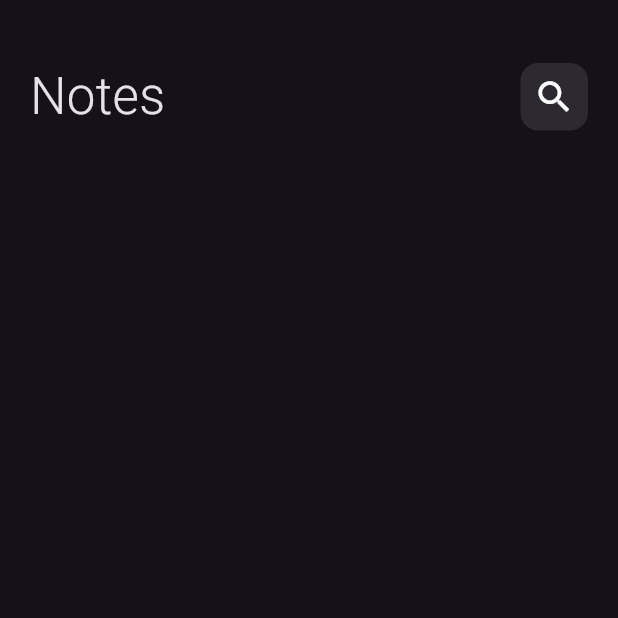
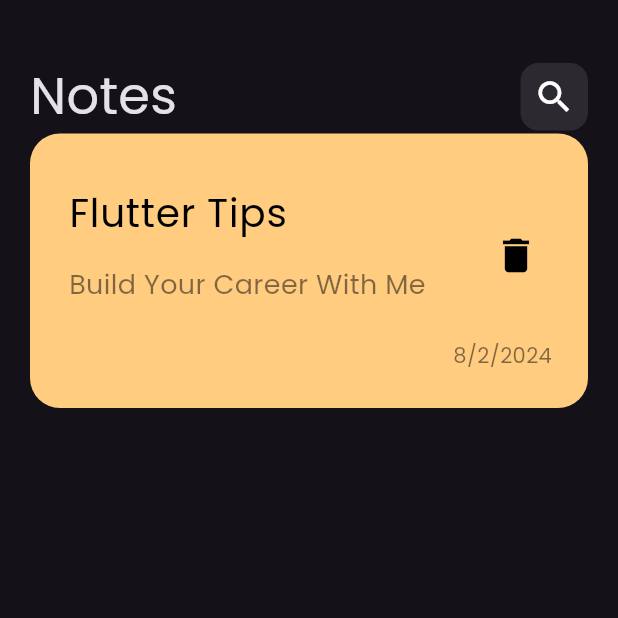
Before and after one commit to MahmoudAbdelshafey/NotesApp, a Flutter app: the screen it shows after launch, on a phone screen of 412 x 824 dp, the top half of it. Run offline on Flutter 3.47's test engine with Material 3 defaults, Android fonts, the phone set to English and light mode, and no system bars.

Commit message:
Second Day

```diff
--- /dev/null
+++ b/lib/Views/HomeView/widgets/Custom_Note_Item.dart
@@ -0,0 +1,60 @@
+import 'package:flutter/material.dart';
+
+class CustomNoteItem extends StatelessWidget {
+  const CustomNoteItem({super.key});
+
+  @override
+  Widget build(BuildContext context) {
+    return Container(
+      padding: const EdgeInsets.only(
+          top: 25,
+          bottom: 25,
+          left: 10
+      ),
+      decoration: BoxDecoration(
+        color: const Color(0xffFFCC80),
+        borderRadius: BorderRadius.circular(20),
+      ),
+      child: Column(
+
+        children: [
+          ListTile(
+               subtitle: Padding(
+              padding: const EdgeInsets.only(
+                  top: 16.0,
+                  bottom: 16),
+              child: Text("Build Your Career With Me",
+                maxLines: 3,
+                overflow: TextOverflow.ellipsis,
+                style: TextStyle(
+                    color: Colors.black.withOpacity(0.5),
+                    fontSize: 18
+                ),),
+            ),
+            title: const Text('Flutter Tips', style: TextStyle(
+                color: Colors.black,
+                fontSize: 26
+            ),),
+            trailing: IconButton(
+              icon: const Icon(Icons.delete,
+                size: 30,
+                color: Colors.black,),
+              onPressed: (){},
+
+            ),
+          ),
+          Row(
+            mainAxisAlignment: MainAxisAlignment.end,
+            children: [
+              Padding(
+                padding: const EdgeInsets.only(right: 24.0),
+                child: Text('8/2/2024', style: TextStyle(
+                    color: Colors.black.withOpacity(0.5)),),
+              ),
+            ],
+          ),
+        ],
+      ),
+    );
+  }
+}
--- a/lib/Views/HomeView/widgets/Notes_View_Body.dart
+++ b/lib/Views/HomeView/widgets/Notes_View_Body.dart
@@ -1,4 +1,5 @@
 import 'package:flutter/material.dart';
+import 'package:notes_app/Views/HomeView/widgets/Custom_Note_Item.dart';
 import 'package:notes_app/Views/HomeView/widgets/custom_appbar.dart';
 
 class NotesViewBody extends StatelessWidget {
@@ -12,7 +13,7 @@ class NotesViewBody extends StatelessWidget {
       child:  Column(
         children: [
           CustomAppBar(),
-
+          CustomNoteItem()
         ],
       ),
     );
--- a/lib/main.dart
+++ b/lib/main.dart
@@ -13,7 +13,7 @@ class MyApp extends StatelessWidget {
       debugShowCheckedModeBanner: false,
       theme:  ThemeData(
         brightness: Brightness.dark,
-
+        fontFamily: 'Poppins'
 
       ),
       routes: {
```
Also changed, not shown: pubspec.yaml (+5 -11 lines), assets/fonts/Poppins-Regular.ttf (added).
